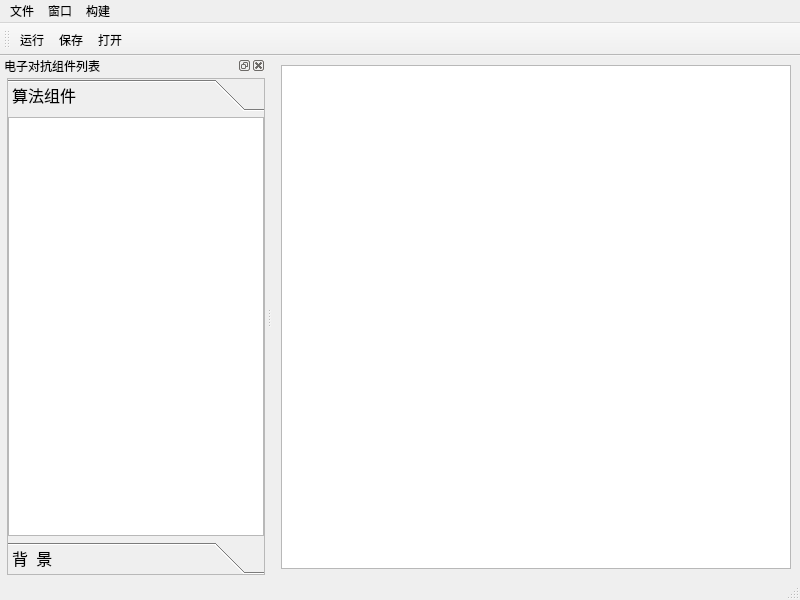
Above: prototype_v0906/EccmPrototype/mainwindow_ecm.ui from Tangzixia/Digital-Prototype before the change. Below: the same form after it.
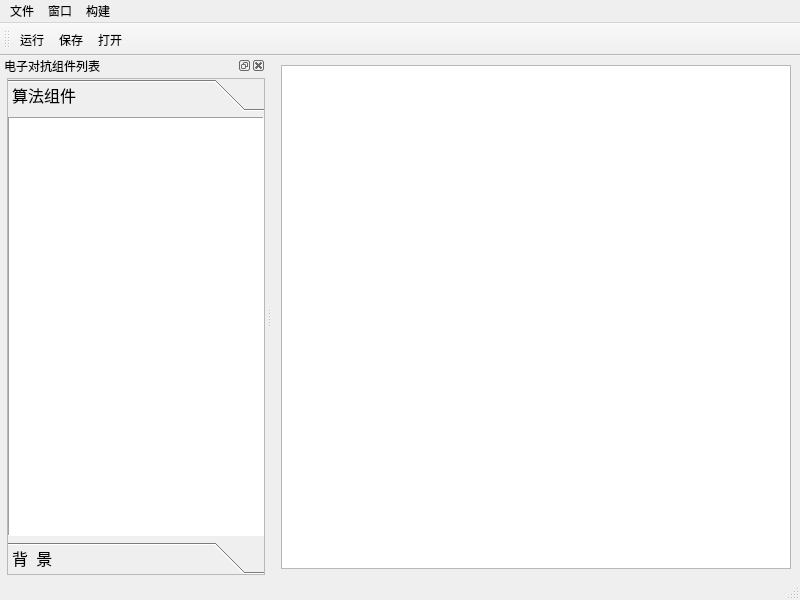
That is the form after the change. The open tabs and pages were chosen to show the change. Icons and pictures are not drawn.

Commit message: 1 解决异常退出bug（增加了DiagramItemPublic类）。 2 实现了运行窗口弹出。 3 发现自己制造了一个bug--> 雷达窗口，已经添加的算法组件，右击--->异常退出。

```diff
--- a/prototype_v0906/EccmPrototype/mainwindow_ecm.ui
+++ b/prototype_v0906/EccmPrototype/mainwindow_ecm.ui
@@ -131,7 +131,7 @@
             <x>0</x>
             <y>0</y>
             <width>256</width>
-            <height>421</height>
+            <height>406</height>
            </rect>
           </property>
           <attribute name="label">
@@ -167,6 +167,9 @@
                <pointsize>12</pointsize>
               </font>
              </property>
+             <property name="frameShape">
+              <enum>QFrame::Panel</enum>
+             </property>
             </widget>
            </item>
           </layout>
```
Left out of the diff: 22 changed lines with no effect on the pictures. The commit also changes 7 other files.
